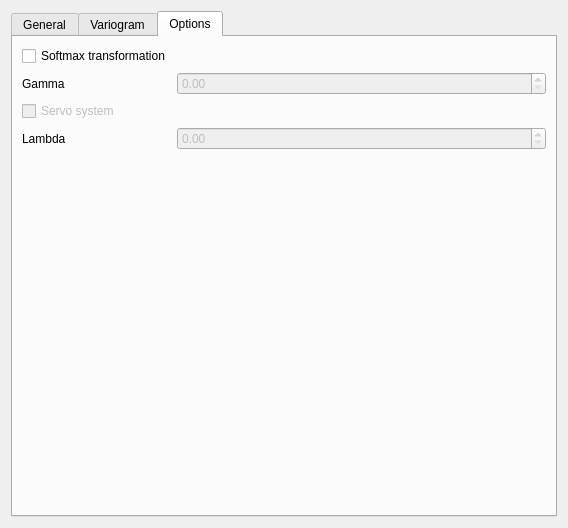
Old version of the form interpolator.ui in the repository LPM-UFRGS/dfmod.
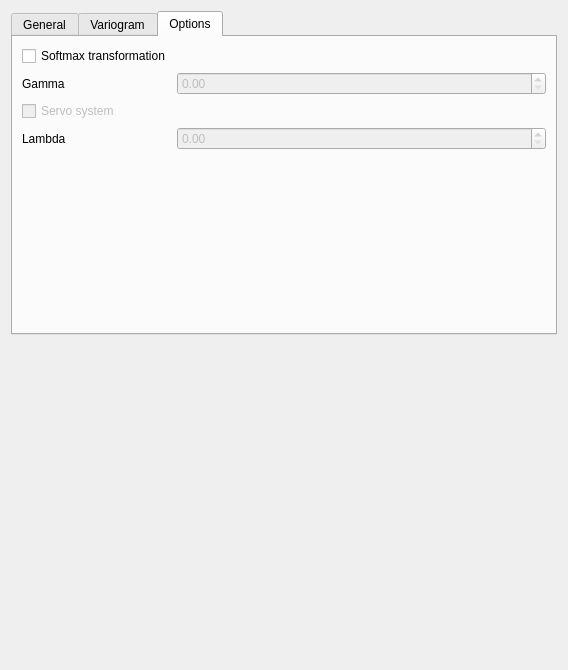
New version of the form. The open tabs and pages were chosen to show the change. Custom widgets are drawn as their Qt base class.

```diff
--- a/interpolator.ui
+++ b/interpolator.ui
@@ -7,7 +7,7 @@
     <x>0</x>
     <y>0</y>
     <width>568</width>
-    <height>528</height>
+    <height>670</height>
    </rect>
   </property>
   <property name="windowTitle">
@@ -167,10 +167,36 @@
          </property>
         </widget>
        </item>
+       <item row="14" column="0" colspan="2">
+        <spacer name="verticalSpacer_3">
+         <property name="orientation">
+          <enum>Qt::Vertical</enum>
+         </property>
+         <property name="sizeHint" stdset="0">
+          <size>
+           <width>20</width>
+           <height>40</height>
+          </size>
+         </property>
+        </spacer>
+       </item>
       </layout>
      </widget>
     </widget>
    </item>
+   <item>
+    <spacer name="verticalSpacer_2">
+     <property name="orientation">
+      <enum>Qt::Vertical</enum>
+     </property>
+     <property name="sizeHint" stdset="0">
+      <size>
+       <width>20</width>
+       <height>40</height>
+      </size>
+     </property>
+    </spacer>
+   </item>
   </layout>
  </widget>
  <customwidgets>
```
Left out of the diff: 13 changed lines with no effect on the pictures.
